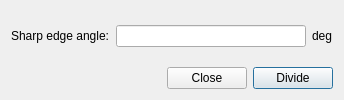
Qt form misc/Mesh3D/forms/boundarydivision.ui (tehnick/elmerfem) before a commit.
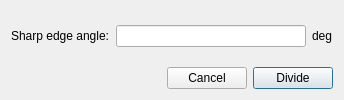
The same form after that commit. Icons and pictures are not drawn.

Patch:
```diff
--- a/misc/Mesh3D/forms/boundarydivision.ui
+++ b/misc/Mesh3D/forms/boundarydivision.ui
@@ -67,7 +67,10 @@
      <item>
       <widget class="QPushButton" name="closeButton" >
        <property name="text" >
-        <string>Close</string>
+        <string>Cancel</string>
+       </property>
+       <property name="icon" >
+        <iconset resource="../Mesh3D.qrc" >:/icons/dialog-close.png</iconset>
        </property>
       </widget>
      </item>
```
Left out of the diff: 3 changed lines with no effect on the pictures.
